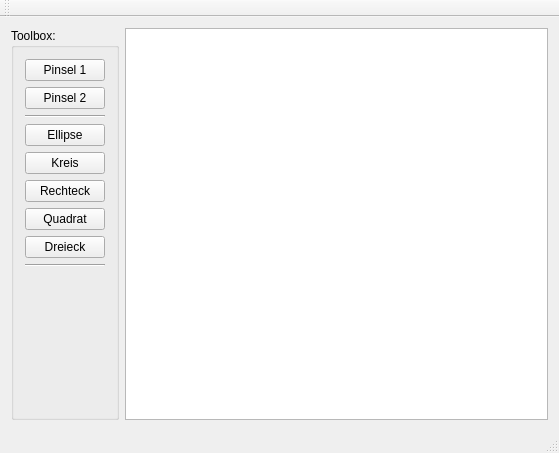
The window that mainwindow.ui (chronos38/SWP2) describes before a commit, drawn with Qt 5.
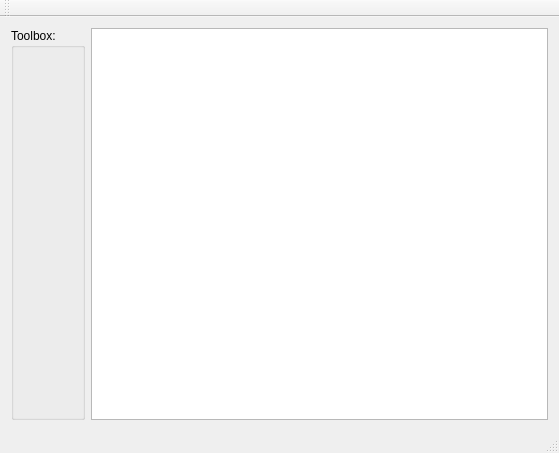
The same window after the commit. Custom widgets are drawn as their Qt base class.

Commit message: Mediator ansatz

```diff
--- a/mainwindow.ui
+++ b/mainwindow.ui
@@ -25,80 +25,7 @@
       </property>
       <layout class="QVBoxLayout" name="verticalLayout">
        <item>
-        <widget class="QPushButton" name="PinselButton1">
-         <property name="text">
-          <string>Pinsel 1</string>
-         </property>
-        </widget>
-       </item>
-       <item>
-        <widget class="QPushButton" name="PinselButton2">
-         <property name="text">
-          <string>Pinsel 2</string>
-         </property>
-        </widget>
-       </item>
-       <item>
-        <widget class="Line" name="line_2">
-         <property name="orientation">
-          <enum>Qt::Horizontal</enum>
-         </property>
-        </widget>
-       </item>
-       <item>
-        <widget class="QPushButton" name="EllipseButton">
-         <property name="text">
-          <string>Ellipse</string>
-         </property>
-        </widget>
-       </item>
-       <item>
-        <widget class="QPushButton" name="KreisButton">
-         <property name="text">
-          <string>Kreis</string>
-         </property>
-        </widget>
-       </item>
-       <item>
-        <widget class="QPushButton" name="Rechteck">
-         <property name="text">
-          <string>Rechteck</string>
-         </property>
-        </widget>
-       </item>
-       <item>
-        <widget class="QPushButton" name="QuadratButton">
-         <property name="text">
-          <string>Quadrat</string>
-         </property>
-        </widget>
-       </item>
-       <item>
-        <widget class="QPushButton" name="DreickButton">
-         <property name="text">
-          <string>Dreieck</string>
-         </property>
-        </widget>
-       </item>
-       <item>
-        <widget class="Line" name="line">
-         <property name="orientation">
-          <enum>Qt::Horizontal</enum>
-         </property>
-        </widget>
-       </item>
-       <item>
-        <spacer name="verticalSpacer">
-         <property name="orientation">
-          <enum>Qt::Vertical</enum>
-         </property>
-         <property name="sizeHint" stdset="0">
-          <size>
-           <width>20</width>
-           <height>40</height>
-          </size>
-         </property>
-        </spacer>
+        <widget class="ButtonWidgetMediator" name="widget" native="true"/>
        </item>
       </layout>
      </widget>
@@ -129,6 +56,14 @@
   <widget class="QStatusBar" name="statusBar"/>
  </widget>
  <layoutdefault spacing="6" margin="11"/>
+ <customwidgets>
+  <customwidget>
+   <class>ButtonWidgetMediator</class>
+   <extends>QWidget</extends>
+   <header location="global">buttonwidgetmediator.h</header>
+   <container>1</container>
+  </customwidget>
+ </customwidgets>
  <resources/>
  <connections/>
 </ui>
```
Left out of the diff: 2 changed lines with no effect on the pictures. The commit also changes 5 other files.
